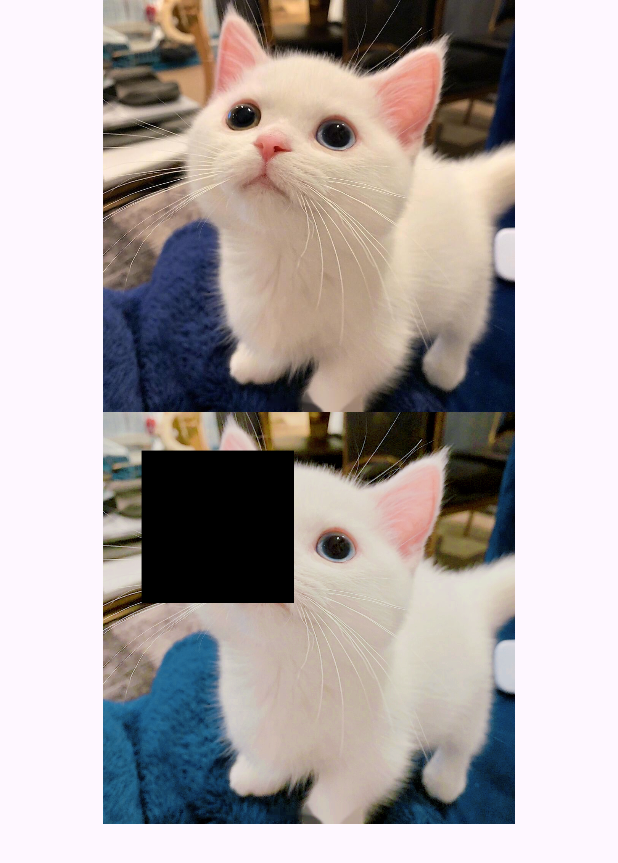
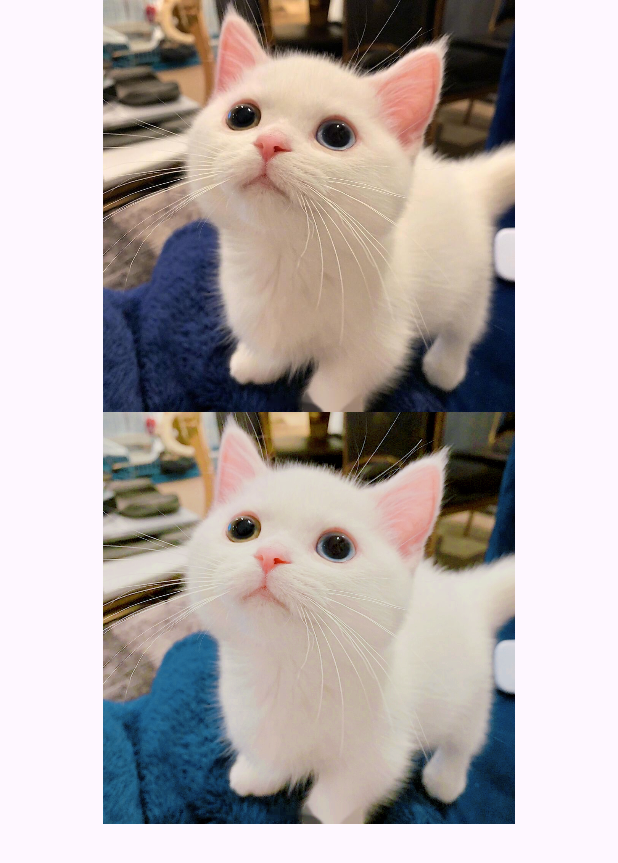
Before and after one commit to phcbest/HighPerformanceImageProcessing, an Android app: the LutFilterActivity screen opened directly, with no data from a screen before it, on a phone screen of 412 x 824 dp. Shown: the top 863 px of the screen. Run offline under Robolectric (Android 15) with nearby library versions, the phone set to English and light mode, and no system bars; 1 statement that could not run was skipped.

Commit message:
NDK的lut实现验证

```diff
--- a/HighPerformanceImageNative/src/main/java/org/phcbest/highperformanceimagenative/easylut/filter/CreatingNewBitmap.java
+++ b/HighPerformanceImageNative/src/main/java/org/phcbest/highperformanceimagenative/easylut/filter/CreatingNewBitmap.java
@@ -17,20 +17,12 @@ public class CreatingNewBitmap implements BitmapStrategy {
         src.getPixels(pix, 0, mWidth, 0, 0, mWidth, mHeight);//bitmap 原生方法,将图片所有的像素信息读取到数组中
 
         //从上到下,从左到右遍历原图
-        Log.i(TAG, "applyLut: 图片宽"+mWidth+"高"+mHeight);
+        Log.i(TAG, "applyLut: 图片宽" + mWidth + "高" + mHeight);
         for (int y = 0; y < mHeight; y++) {
             for (int x = 0; x < mWidth; x++) {
                 int index = y * mWidth + x;
                 int pixel = pix[index];
                 pix[index] = lutImage.getColorPixelOnLut(pixel);
-                if (x == 111 && y == 111) {
-                    lutImage.getColorPixelOnLutLog(pixel);
-                    Log.i(TAG, "applyLut: index" + index);
-                    Log.i(TAG, "applyLut: pixel" + pixel + "=" + Integer.toHexString(pixel));
-                }
-                if (x > 100 && x < 500 && y > 100 && y < 500) {
-                    pix[index] = 0xff000000;
-                }
             }
         }
         Bitmap bm = Bitmap.createBitmap(mWidth, mHeight, src.getConfig());
--- a/HighPerformanceImageNative/src/main/java/org/phcbest/highperformanceimagenative/easylut/lutimage/LUTImage.java
+++ b/HighPerformanceImageNative/src/main/java/org/phcbest/highperformanceimagenative/easylut/lutimage/LUTImage.java
@@ -66,12 +66,6 @@ public class LUTImage {
         return getPixelByIndex(lutIndex);
     }
 
-    public int getColorPixelOnLutLog(int pixelColor) {
-        int lutIndex = getLutPixelIndex(pixelColor);
-        getLutPixelIndexLOG(lutIndex);
-        Log.i(TAG, "applyLut: 100*100 坐标是" + lutIndex);
-        return getPixelByIndex(lutIndex);
-    }
 
     int getPixelByIndex(int lutIndex) {
         int red = ((lutColors[lutIndex] >> 16) & 0xff);
@@ -89,23 +83,6 @@ public class LUTImage {
         return lutY * lutWidth + lutX;
     }
 
-    private int getLutPixelIndexLOG(int pixelColor) {
-        int x = DistortedColor.getColorOnXCoordinate(this, pixelColor);
-        int y = DistortedColor.getColorOnYCoordinate(this, pixelColor);
-        int z = DistortedColor.getColorOnZCoordinate(this, pixelColor);
-        int lutX = lutAlignment.getX(rowDepth, sideSize, x, y, z);
-        int lutY = lutAlignment.getY(rowDepth, sideSize, x, y, z);
-        Log.i(TAG, "applyLut: rgbDistortion " + rgbDistortion);
-        Log.i(TAG, "applyLut: R " + Color.red(pixelColor) + "=" + Integer.toHexString(Color.red(pixelColor)));
-        Log.i(TAG, "applyLut: G " + Color.green(pixelColor) + "=" + Integer.toHexString(Color.green(pixelColor)));
-        Log.i(TAG, "applyLut: B " + Color.blue(pixelColor) + "=" + Integer.toHexString(Color.blue(pixelColor)));
-        Log.i(TAG, "applyLut: pointX " + x);
-        Log.i(TAG, "applyLut: pointY " + y);
-        Log.i(TAG, "applyLut: pointZ " + z);
-        Log.i(TAG, "applyLut: lutX " + lutX);
-        Log.i(TAG, "applyLut: lutY " + lutY);
-        return lutY * lutWidth + lutX;
-    }
 
     @Override
     public String toString() {
--- a/app/src/main/java/org/phcbest/highperformanceimageprocessing/lut/LutFilterActivity.kt
+++ b/app/src/main/java/org/phcbest/highperformanceimageprocessing/lut/LutFilterActivity.kt
@@ -16,15 +16,17 @@ class LutFilterActivity : AppCompatActivity() {
         val testimage = assetManager.open("test_image.jpg")
         val testimage2 = assetManager.open("test_image.jpg")
         val testlut = assetManager.open("test_lut.png")
+        val testlut2 = assetManager.open("test_lut.png")
         val filtersquare8nintendo = assetManager.open("filter_square_8_nintendo.png")
 
         val testimageBmp = BitmapFactory.decodeStream(testimage)
         val testimageBmp2 = BitmapFactory.decodeStream(testimage2)
         val testlutBmp = BitmapFactory.decodeStream(testlut)
-        val filtersquare8nintendoBmp = BitmapFactory.decodeStream(filtersquare8nintendo)
+        val filtersquare8nintendoBmp = BitmapFactory.decodeStream(testlut2)
         testimage.close()
         testimage2.close()
         testlut.close()
+        testlut2.close()
         filtersquare8nintendo.close()
 
         val filter = EasyLUT.fromBitmap()
```
